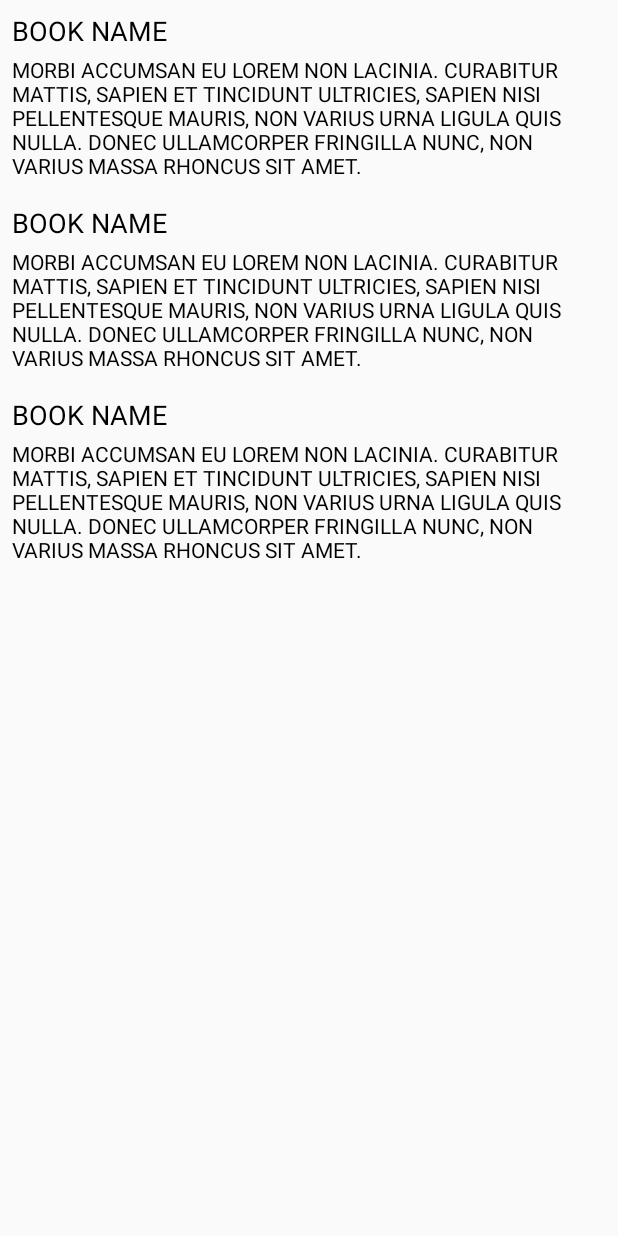
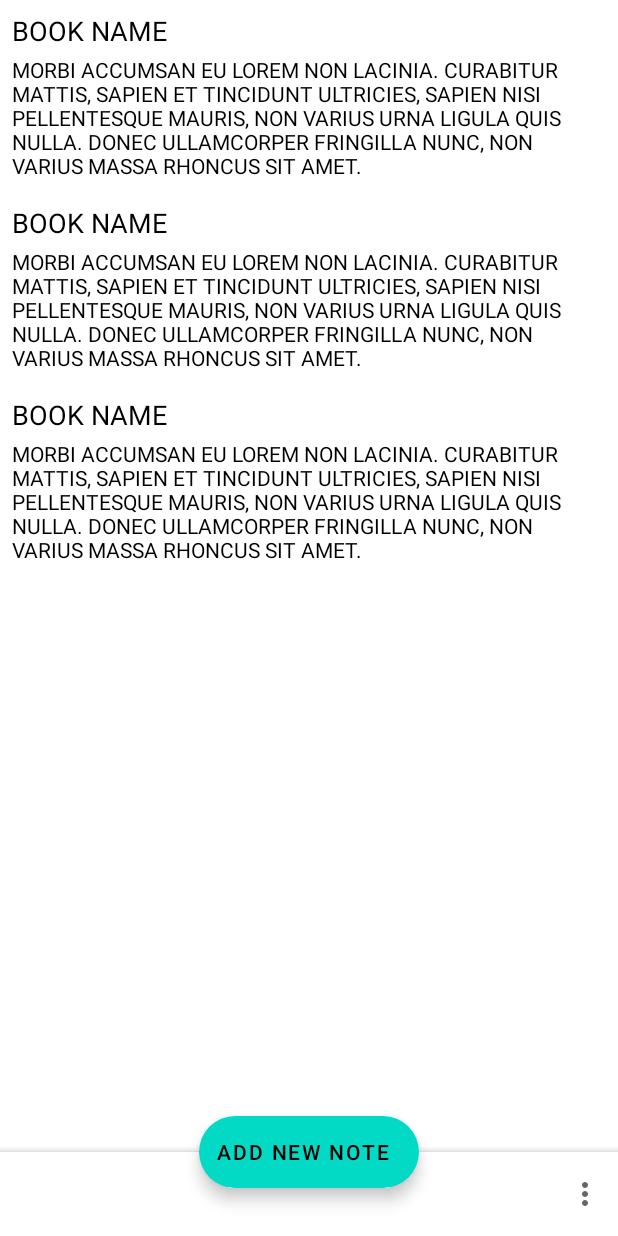
Before and after one commit to heb-dtc/dnote-android, an Android app: the layout activity_main.xml on its own in the app's theme, with its tools: preview values and no code run, on a phone screen of 412 x 824 dp. Run offline under Robolectric (Android 15) with nearby library versions, the phone set to English and light mode, and no system bars.

```diff
--- a/app/build.gradle
+++ b/app/build.gradle
@@ -34,7 +34,9 @@ dependencies {
     implementation "androidx.lifecycle:lifecycle-viewmodel-ktx:2.2.0"
     implementation "androidx.lifecycle:lifecycle-extensions:2.2.0"
     implementation 'androidx.constraintlayout:constraintlayout:1.1.3'
+    implementation "androidx.coordinatorlayout:coordinatorlayout:1.1.0"
     implementation "androidx.recyclerview:recyclerview:1.1.0"
+    implementation "com.google.android.material:material:1.1.0-rc02"
     testImplementation 'junit:junit:4.12'
     androidTestImplementation 'androidx.test.ext:junit:1.1.0'
     androidTestImplementation 'androidx.test.espresso:espresso-core:3.1.1'
--- a/app/src/main/java/com/heb/dnote/MainActivity.kt
+++ b/app/src/main/java/com/heb/dnote/MainActivity.kt
@@ -1,8 +1,10 @@
 package com.heb.dnote
 
+import android.content.Intent
 import androidx.appcompat.app.AppCompatActivity
 import android.os.Bundle
 import android.util.Log
+import android.view.View
 import androidx.lifecycle.Observer
 import androidx.lifecycle.ViewModelProvider
 import androidx.recyclerview.widget.LinearLayoutManager
@@ -14,6 +16,10 @@ class MainActivity : AppCompatActivity() {
 
     private val recyclerView: RecyclerView by lazy {
         findViewById<RecyclerView>(R.id.recycler_view)
+    }
+
+    private val addNewNoteButton: View by lazy {
+        findViewById<View>(R.id.add_new_note_button)
     }
 
     private lateinit var linearLayoutManager: LinearLayoutManager
@@ -30,6 +36,10 @@ class MainActivity : AppCompatActivity() {
         linearLayoutManager = LinearLayoutManager(this)
         recyclerView.layoutManager = linearLayoutManager
 
+        addNewNoteButton.setOnClickListener {
+            startActivity(Intent(this, AddNoteActivity::class.java))
+        }
+
         val noteItemsObserver = Observer<List<Note>> {
             Log.d("MainActivity", "got ${it.size} notes")
             recyclerView.adapter = NoteAdapter(it)
--- a/app/src/main/res/layout/activity_main.xml
+++ b/app/src/main/res/layout/activity_main.xml
@@ -1,5 +1,5 @@
 <?xml version="1.0" encoding="utf-8"?>
-<androidx.constraintlayout.widget.ConstraintLayout xmlns:android="http://schemas.android.com/apk/res/android"
+<androidx.coordinatorlayout.widget.CoordinatorLayout xmlns:android="http://schemas.android.com/apk/res/android"
     xmlns:app="http://schemas.android.com/apk/res-auto"
     xmlns:tools="http://schemas.android.com/tools"
     android:layout_width="match_parent"
@@ -10,10 +10,20 @@
         android:id="@+id/recycler_view"
         android:layout_width="match_parent"
         android:layout_height="match_parent"
-        app:layout_constraintBottom_toBottomOf="parent"
-        app:layout_constraintLeft_toLeftOf="parent"
-        app:layout_constraintRight_toRightOf="parent"
-        app:layout_constraintTop_toTopOf="parent"
-        tools:listitem="@layout/item_note"/>
+        tools:listitem="@layout/item_note" />
 
-</androidx.constraintlayout.widget.ConstraintLayout>
+    <com.google.android.material.bottomappbar.BottomAppBar
+        android:id="@+id/bottom_navigation_bar"
+        android:layout_width="match_parent"
+        android:layout_height="wrap_content"
+        app:menu="@menu/menu_navigation"
+        android:layout_gravity="bottom" />
+
+    <com.google.android.material.floatingactionbutton.ExtendedFloatingActionButton
+        android:id="@+id/add_new_note_button"
+        android:layout_width="wrap_content"
+        android:layout_height="wrap_content"
+        android:text="add new note"
+        app:layout_anchor="@id/bottom_navigation_bar" />
+
+</androidx.coordinatorlayout.widget.CoordinatorLayout>
--- /dev/null
+++ b/app/src/main/res/menu/menu_navigation.xml
@@ -0,0 +1,15 @@
+<?xml version="1.0" encoding="utf-8"?>
+<menu xmlns:android="http://schemas.android.com/apk/res/android">
+    <item
+        android:id="@+id/bottomNavigationAlarmMenuId"
+        android:title="alarm" />
+    <item
+        android:id="@+id/bottomNavigationClockMenuId"
+        android:title="clock" />
+    <item
+        android:id="@+id/bottomNavigationTimerMenuId"
+        android:title="timer" />
+    <item
+        android:id="@+id/bottomNavigationStopWatchMenuId"
+        android:title="stopwatch" />
+</menu>
--- a/app/src/main/res/values/styles.xml
+++ b/app/src/main/res/values/styles.xml
@@ -1,7 +1,7 @@
 <resources>
 
     <!-- Base application theme. -->
-    <style name="AppTheme" parent="Theme.AppCompat.Light.DarkActionBar">
+    <style name="AppTheme" parent="Theme.MaterialComponents.Light.DarkActionBar">
         <!-- Customize your theme here. -->
         <item name="colorPrimary">@color/colorPrimary</item>
         <item name="colorPrimaryDark">@color/colorPrimaryDark</item>
```
